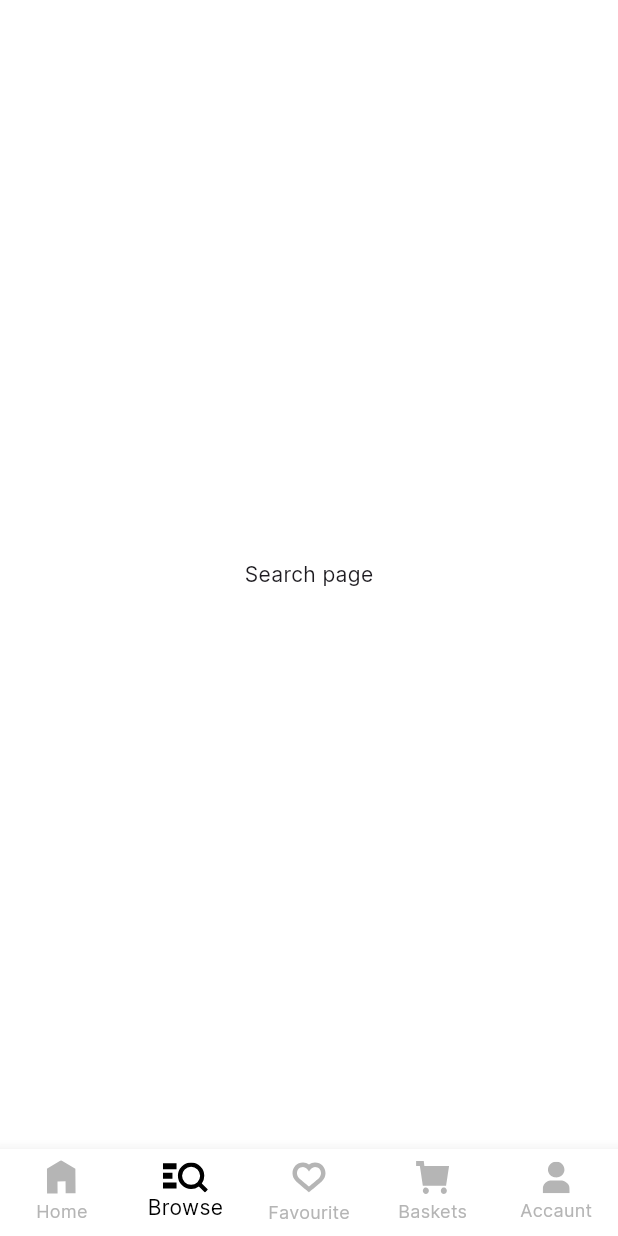
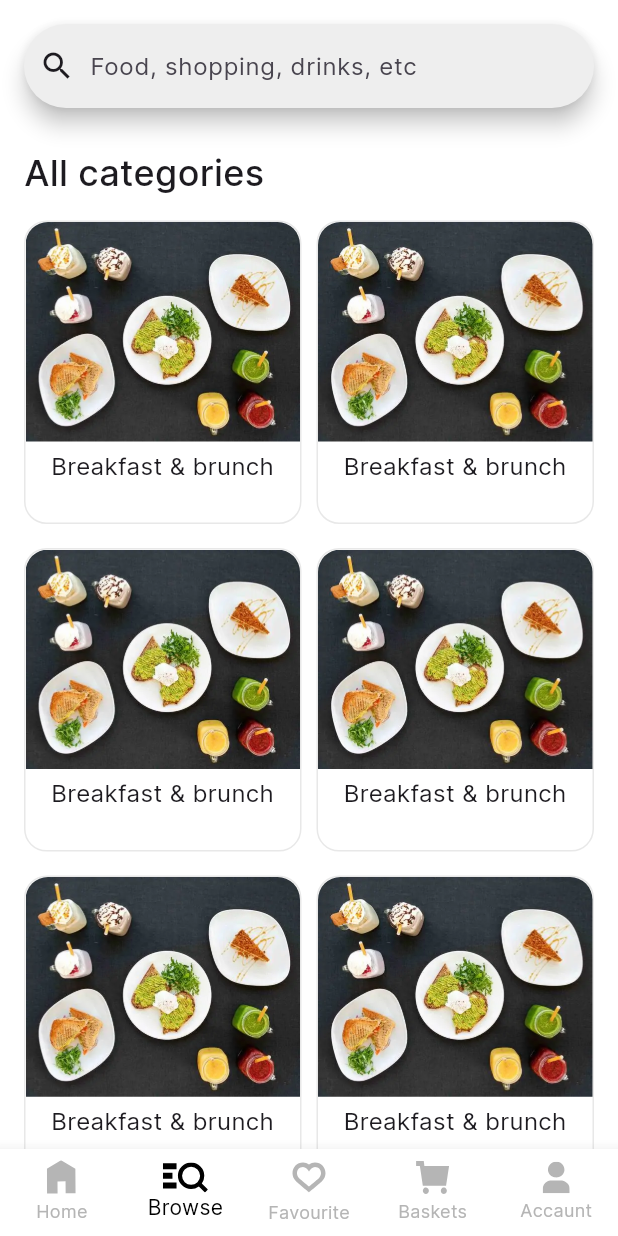
Before and after one commit to diyorxalloqov/restaurant_application, a Flutter app: the BottomNavBarPage screen opened by its route, item 2 of the bottom bar chosen, on a phone screen of 412 x 824 dp. Run offline on Flutter 3.47's test engine with Material 3 defaults, Android fonts, the phone set to English and light mode, and no system bars; our stand-ins replace adaptive_theme, connectivity_plus, dartz, dio, easy_localization, equatable and 6 more; missing offline and left inert: in_app_update; accounts and stored records are empty; network calls fail.

Commit message:
search page done

```diff
--- a/lib/core/config/network_exeptions.dart
+++ b/lib/core/config/network_exeptions.dart
@@ -1,3 +1,5 @@
+// import 'package:restaurant_app/modules/global/imports/app_imports.dart';
+//
 // abstract class NetworkResponseConfig {
 //   NetworkResponseConfig();
 // }
--- a/lib/core/constants/assets/app_colors.dart
+++ b/lib/core/constants/assets/app_colors.dart
@@ -1,4 +1,4 @@
-import 'package:flutter/material.dart';
+import 'package:restaurant_app/modules/global/imports/app_imports.dart';
 
 Color mainColor = const Color(0xff000000);
 Color scaffoldColor = const Color(0xffFFFFFF);
@@ -10,6 +10,7 @@ Color dropDownBorderDarkColor = const Color(0xff595F6B);
 Color filteTabbarColor = const Color(0xffFFFFFF);
 Color filteTabbarDarkColor = const Color(0xff3D3D3D);
 Color expensionTileColor = const Color(0xffFFFFFF);
+Color gridItemBorderColor = const Color(0xffE8E8E8);
 Color expensionTileDarkColor = const Color(0xff3D3D3D);
 Color hintTextColor = const Color(0xffB1B1B4);
 Color textFormFieldFillColor = const Color(0xffEEEEEE);
@@ -54,3 +55,4 @@ Color categoryColorDark = const Color(0xff000000);
 Color itemSubtitleColor = const Color(0xff6B6B6B);
 Color searchIconColor = const Color(0xff000000);
 Color searchIconDarkColor = const Color(0xffFFFFFF);
+Color searchBarColor2 = const Color(0xffEEEEEE);
--- a/lib/core/constants/assets/app_images.dart
+++ b/lib/core/constants/assets/app_images.dart
@@ -7,6 +7,7 @@ class AppImages {
   static const String onBoarding2 = 'assets/images/onboarding2.png';
   static const String onBoarding3 = 'assets/images/onboarding3.png';
   static const String onBoarding4 = 'assets/images/onboarding4.png';
+  static const String search_product = 'assets/images/search_product.png';
   static const String default_profile = 'assets/images/default_profile.png';
 
 
--- a/lib/core/lang/en.json
+++ b/lib/core/lang/en.json
@@ -44,6 +44,9 @@
     "wallet": "Wallet",
     "language": "Language",
     "settings": "Settings",
-    "help": "Help"
+    "help": "Help",
+    "searchHint": "What are you craving?",
+    "searchPageHint": "Food, shopping, drinks, etc",
+    "allCategories": "All categories"
 
 }
--- a/lib/core/theme/app_theme.dart
+++ b/lib/core/theme/app_theme.dart
@@ -29,6 +29,9 @@ class AppTheme {
       fontWeight: AppFontWeight.w_400,
       fontSize: AppSizes.size_12,
     )),
+    searchBarTheme: const SearchBarThemeData(
+      backgroundColor: WidgetStatePropertyAll<Color>(Colors.white)
+    ),
     inputDecorationTheme: InputDecorationTheme(
         border: OutlineInputBorder(borderRadius: BorderRadius.circular(8)),
         focusedBorder: OutlineInputBorder(
@@ -91,6 +94,9 @@ class AppTheme {
             borderRadius: BorderRadius.circular(8)),
         filled: true,
         fillColor: textFormFieldFillDarkColor),
+    searchBarTheme: const SearchBarThemeData(
+        backgroundColor: WidgetStatePropertyAll<Color>(Colors.black)
+    ),
     cardTheme: CardTheme(color: cardDarkColor),
     bottomNavigationBarTheme:
         BottomNavigationBarThemeData(backgroundColor: bottomNavbarBlackColor),
--- a/lib/modules/app.dart
+++ b/lib/modules/app.dart
@@ -1,5 +1,4 @@
 import 'package:restaurant_app/modules/global/imports/app_imports.dart';
-import 'package:restaurant_app/modules/home/bloc/home_bloc.dart';
 
 class App extends StatelessWidget {
   const App({super.key});
@@ -14,7 +13,7 @@ class App extends StatelessWidget {
     } else if (Platform.isIOS) {
       return const IosApp();
     } else {
-      return const WebApp();
+      return const AndroidApp();
     }
   }
 }
--- a/lib/modules/global/imports/app_imports.dart
+++ b/lib/modules/global/imports/app_imports.dart
@@ -4,6 +4,9 @@ export 'package:adaptive_theme/adaptive_theme.dart';
 export 'package:in_app_update/in_app_update.dart';
 export 'package:restaurant_app/core/constants/keys.dart';
 export 'package:flutter_bloc/flutter_bloc.dart';
+export 'package:restaurant_app/modules/home/ui/widgets/category_widget_pickUp.dart';
+export 'package:restaurant_app/modules/home/ui/widgets/delivery_item.dart';
+export 'package:restaurant_app/modules/home/ui/widgets/pick_up_map.dart';
 export 'package:easy_localization/easy_localization.dart'hide TextDirection;
 export 'package:restaurant_app/core/db/shared/shared_preferences.dart';
 export 'package:restaurant_app/utils/extension/theme.dart';
--- a/lib/modules/home/ui/pages/location_page.dart
+++ b/lib/modules/home/ui/pages/location_page.dart
@@ -124,12 +124,12 @@ class _LocationPageState extends State<LocationPage> {
                       trailing: GestureDetector(
                         onTap: () async {
                           setState(() {
-                            isCurrentLocation = !isCurrentLocation;
                             selectedLocationIndex = -1;
-                            if (isCurrentLocation == true) {
+                            if (isCurrentLocation == false) {
                               context.read<HomeBloc>().add(GetLocationIp());
                               context.read<HomeBloc>().add(GetLocation());
                             }
+                            isCurrentLocation = true;
                           });
                           await StorageRepository.putBool(
                               Keys.isCurrentlocation, isCurrentLocation);
--- a/lib/modules/search/ui/search_page.dart
+++ b/lib/modules/search/ui/search_page.dart
@@ -1,12 +1,36 @@
 import 'package:restaurant_app/modules/global/imports/app_imports.dart';
+import 'package:restaurant_app/modules/search/ui/widgets/search_item_widget.dart';
 
 class SearchPage extends StatelessWidget {
   const SearchPage({super.key});
 
   @override
   Widget build(BuildContext context) {
-    return Center(
-      child: Text('Search page'),
+    return Column(
+      crossAxisAlignment: CrossAxisAlignment.start,
+      children: [
+        Padding(
+          padding: const EdgeInsets.all(16.0),
+          child: SearchBar(
+            hintText: 'searchPageHint'.tr(),
+            leading: const Icon(Icons.search),
+            backgroundColor: WidgetStatePropertyAll<Color>(searchBarColor2),
+            padding: const WidgetStatePropertyAll<EdgeInsets>(
+                EdgeInsets.symmetric(horizontal: 10)),
+          ),
+        ),
+        Padding(
+          padding: const EdgeInsets.symmetric(horizontal: 16, vertical: 10),
+          child: Text('allCategories'.tr(),
+              style: const TextStyle(
+                  fontWeight: AppFontWeight.w_500, fontSize: AppSizes.size_24)),
+        ),
+        SearchItemWidget(
+            onTap: () {},
+            itemCount: 10,
+            image: AppImages.search_product,
+            text: 'Breakfast & brunch')
+      ],
     );
   }
 }
--- /dev/null
+++ b/lib/modules/search/ui/widgets/search_item_widget.dart
@@ -0,0 +1,62 @@
+import 'package:restaurant_app/modules/global/imports/app_imports.dart';
+
+class SearchItemWidget extends StatelessWidget {
+  final String image;
+  final String text;
+  final int itemCount;
+  final VoidCallback onTap;
+  const SearchItemWidget(
+      {super.key,
+      required this.onTap,
+      required this.itemCount,
+      required this.text,
+      required this.image});
+
+  @override
+  Widget build(BuildContext context) {
+    return Expanded(
+      child: GridView.builder(
+          padding: const EdgeInsets.symmetric(horizontal: 16, vertical: 5),
+          gridDelegate: const SliverGridDelegateWithFixedCrossAxisCount(
+              childAspectRatio: 16 / 17.5,
+              crossAxisSpacing: 10,
+              mainAxisSpacing: 16,
+              crossAxisCount: 2),
+          itemCount: itemCount,
+          itemBuilder: (context, index) {
+            return InkWell(
+              onTap: onTap,
+              borderRadius: BorderRadius.circular(15),
+              child: Container(
+                height: he(100),
+                decoration: BoxDecoration(
+                    borderRadius: BorderRadius.circular(15),
+                    border: Border.all(width: 1, color: gridItemBorderColor)),
+                child: Column(
+                  children: [
+                    ClipRRect(
+                        borderRadius: const BorderRadius.only(
+                            topRight: Radius.circular(15),
+                            topLeft: Radius.circular(15)),
+                        child: Image.asset(image, fit: BoxFit.cover)),
+                    Flexible(
+                      child: Padding(
+                        padding: const EdgeInsets.only(
+                            left: 10.0, top: 5.0, right: 10.0),
+                        child: Text(text,
+                            maxLines: 2,
+                            textAlign: TextAlign.center,
+                            style: const TextStyle(
+                                overflow: TextOverflow.ellipsis,
+                                fontSize: AppSizes.size_16,
+                                fontWeight: AppFontWeight.w_400)),
+                      ),
+                    )
+                  ],
+                ),
+              ),
+            );
+          }),
+    );
+  }
+}
--- a/pubspec.yaml
+++ b/pubspec.yaml
@@ -28,6 +28,7 @@ dependencies:
   dartz: ^0.10.1
   flutter_svg: ^2.0.10+1
   easy_localization: ^3.0.7
+  google_maps_flutter: ^2.7.0
 
 
 dev_dependencies:
```
Also changed, not shown: lib/modules/accaunt/ui/accaunt_page.dart (+17 -23 lines), lib/modules/home/ui/tab_pages/pick_up.dart (+16 -16 lines), lib/modules/home/ui/widgets/pick_up_map.dart (added, +74 -0 lines), assets/images/search_product.png (added), pubspec.lock, 2 other files.
